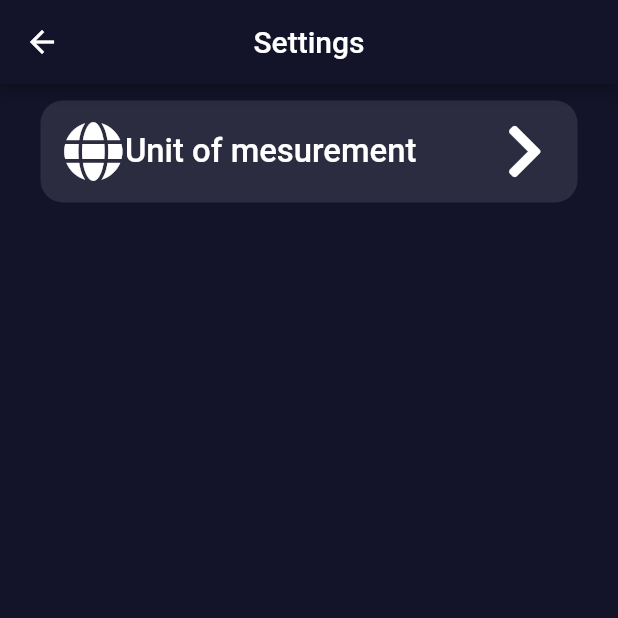
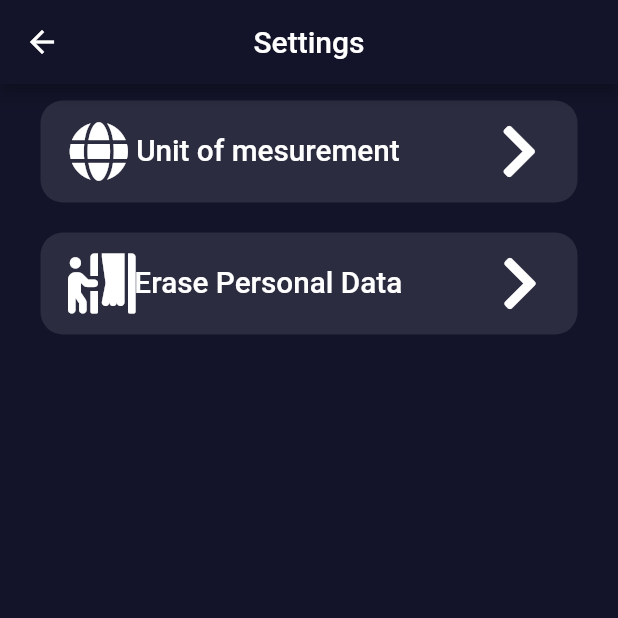
Before and after one commit to darksparro123/zanash, a Flutter app: the SettingsScreen screen opened directly, on a phone screen of 412 x 824 dp, the top half of it. Run offline on Flutter 3.47's test engine with Material 2 defaults, Android fonts, the phone set to English and light mode, and no system bars; our stand-ins replace camera, charts_flutter, cloud_firestore, date_time_picker, firebase_auth, firebase_core and 17 more; missing offline and left inert: animated_list_view_scroll, date_time_format, flutter_login_facebook, flutter_polyline_points, permission, random_color and 2 more; accounts and stored records are empty; network calls fail.

Commit message:
ads are added to app

```diff
--- a/lib/screens/home_screen.dart
+++ b/lib/screens/home_screen.dart
@@ -11,6 +11,7 @@ import 'package:intl/intl.dart';
 import 'package:random_color/random_color.dart';
 import 'package:zaanassh/screens/add_food_details_screen.dart';
 import 'package:zaanassh/screens/ads/ad_screen.dart';
+import 'package:zaanassh/screens/ads/banner_ad.dart';
 import 'package:zaanassh/screens/cal_heart.dart';
 import 'package:zaanassh/screens/add_sleep.dart';
 import 'package:zaanassh/screens/add_water.dart';
@@ -1535,6 +1536,11 @@ class _HomeScreenState extends State<HomeScreen> {
                   }
                 }),
           ),
+          BannerAdScreen(),
+          SizedBox(
+            height: 15.0,
+          ),
+          BannerAdScreen(),
         ],
       ),
     );
--- a/lib/screens/settings.dart
+++ b/lib/screens/settings.dart
@@ -1,7 +1,9 @@
 import 'package:flutter/material.dart';
 import 'package:font_awesome_flutter/font_awesome_flutter.dart';
 import 'package:get/get.dart';
+import 'package:zaanassh/screens/navigation_bar.dart';
 import 'package:zaanassh/screens/unit_messurement_screeen.dart';
+import 'package:zaanassh/services/delete_all_data.dart';
 
 class SettingsScreen extends StatefulWidget {
   @override
@@ -25,7 +27,7 @@ class _SettingsScreenState extends State<SettingsScreen> {
         padding: const EdgeInsets.all(11.0),
         child: Column(
           crossAxisAlignment: CrossAxisAlignment.center,
-          mainAxisAlignment: MainAxisAlignment.start,
+          //   mainAxisAlignment: MainAxisAlignment.spaceBetween,
           children: [
             MaterialButton(
               onPressed: () {
@@ -49,7 +51,50 @@ class _SettingsScreenState extends State<SettingsScreen> {
                       "Unit of mesurement",
                       style: TextStyle(
                         color: Colors.white,
-                        fontSize: MediaQuery.of(context).size.width / 18.8,
+                        fontSize: MediaQuery.of(context).size.width / 20.8,
+                      ),
+                    ),
+                    SizedBox(
+                      width: 50.0,
+                    ),
+                    Icon(
+                      FontAwesomeIcons.chevronRight,
+                      color: Colors.white,
+                      size: 40.0,
+                    ),
+                  ],
+                ),
+              ),
+            ),
+            SizedBox(
+              height: 20.0,
+            ),
+            MaterialButton(
+              onPressed: () async {
+                bool a = await DeleteData().deleteAllData();
+                if (a) {
+                  Get.to(() => NavigationBarScreen());
+                }
+              },
+              child: Container(
+                padding: EdgeInsets.all(14.0),
+                decoration: BoxDecoration(
+                    color: Colors.white.withOpacity(00.1),
+                    borderRadius: BorderRadius.circular(15.0)),
+                child: Row(
+                  crossAxisAlignment: CrossAxisAlignment.center,
+                  mainAxisAlignment: MainAxisAlignment.spaceEvenly,
+                  children: [
+                    Icon(
+                      FontAwesomeIcons.personBooth,
+                      color: Colors.white,
+                      size: 40.0,
+                    ),
+                    Text(
+                      "Erase Personal Data",
+                      style: TextStyle(
+                        color: Colors.white,
+                        fontSize: MediaQuery.of(context).size.width / 20.8,
                       ),
                     ),
                     SizedBox(
--- a/lib/screens/start_map.dart
+++ b/lib/screens/start_map.dart
@@ -471,6 +471,7 @@ class _StartWorkOrRunState extends State<StartWorkOrRun> {
                       setState(() {
                         s = true;
                       });
+                      //Get.pa;
                     },
                     child: Container(
                       decoration: BoxDecoration(
--- /dev/null
+++ b/lib/services/delete_all_data.dart
@@ -0,0 +1,22 @@
+import 'package:cloud_firestore/cloud_firestore.dart';
+import 'package:firebase_auth/firebase_auth.dart';
+
+class DeleteData {
+  final firebase = FirebaseFirestore.instance;
+  final auth = FirebaseAuth.instance;
+
+  Future<bool> deleteAllData() async {
+    try {
+      await firebase.collection("users").doc(auth.currentUser.email).delete();
+      await firebase
+          .collection("user_data")
+          .doc(auth.currentUser.email)
+          .delete();
+
+      return true;
+    } catch (e) {
+      print("delete failed $e");
+      return false;
+    }
+  }
+}
--- a/lib/services/save_activity.dart
+++ b/lib/services/save_activity.dart
@@ -129,7 +129,8 @@ class SaveActivity {
           } else {
             lowest = snapshot.data()["least_steps"].toInt();
           }
-          if (snapshot.data()["average_steos"] + steps < 42000) {
+          if (snapshot.data()["average_steps"] + steps < 42000 &&
+              snapshot.data()["average_steps"] != null) {
             transaction.update(documentReference, {
               "average_steps": steps + snapshot.data()["average_steps"].toInt(),
               "highest_steps": highestStapes,
```
Also changed, not shown: lib/screens/ads/ad_screen.dart (+18 -8 lines), lib/screens/ads/banner_ad.dart (added, +58 -0 lines), lib/screens/profile_screen.dart (+17 -4 lines), lib/screens/save_activity.dart (+27 -4 lines), lib/screens/us_screen.dart (+11 -1 lines), lib/services/ads/ad_helper.dart (+11 -1 lines).
